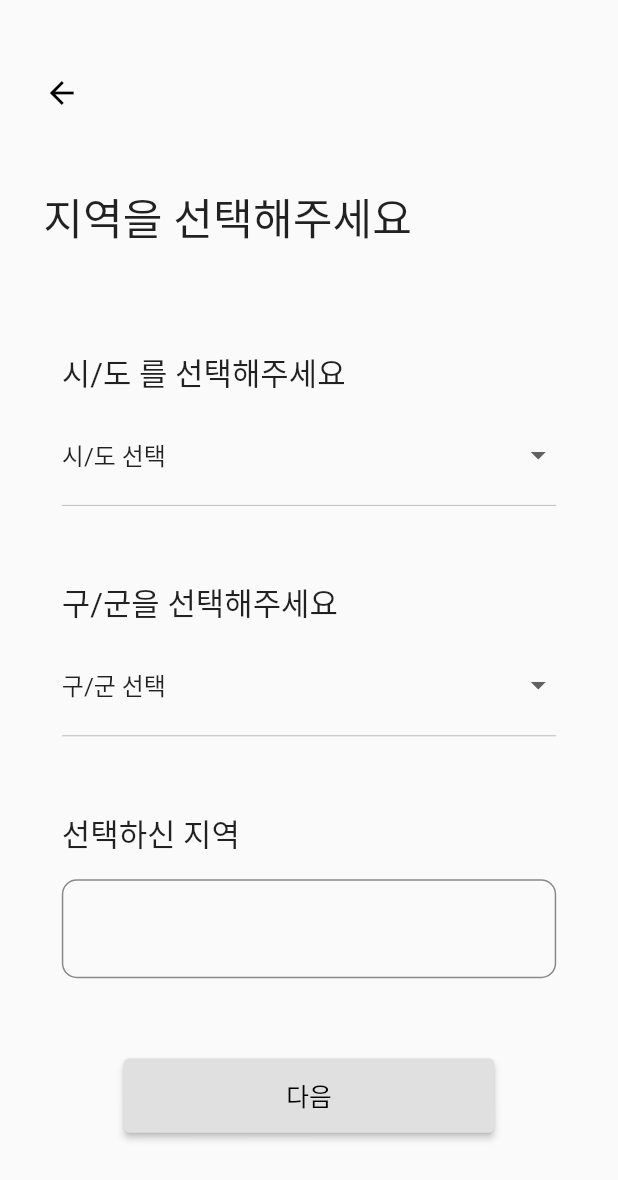
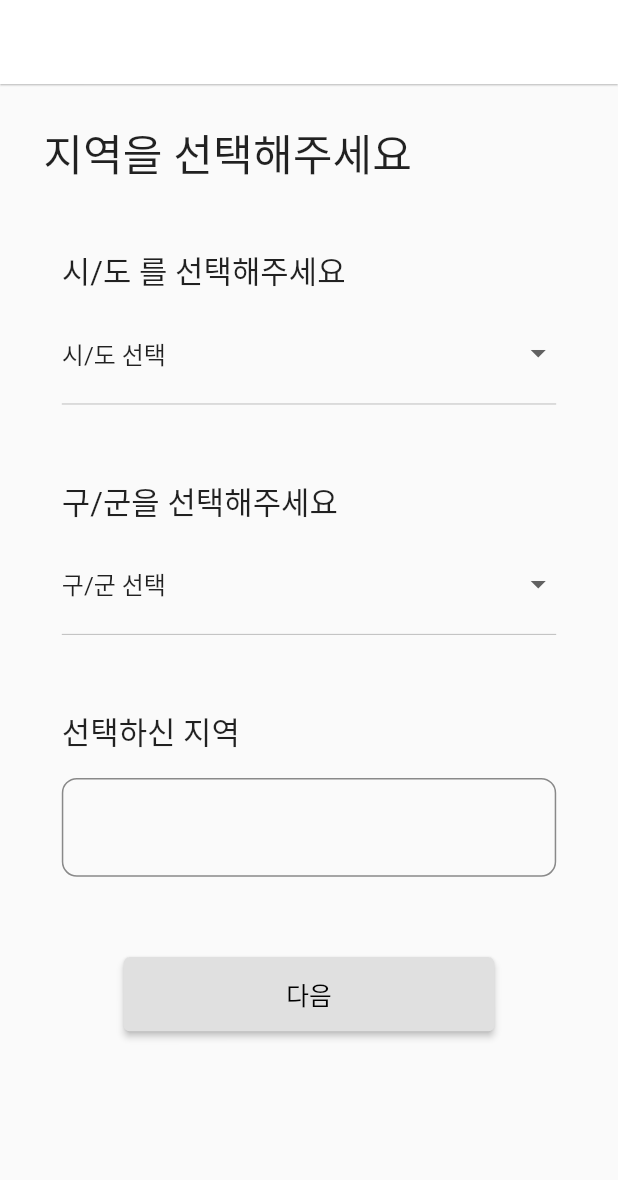
Before and after one commit to mqm00/HemingWay, a Flutter app: the getLocation screen opened directly, on a phone screen of 412 x 824 dp. Shown: the top 1180 px of the screen. Run offline on Flutter 3.47's test engine with Material 2 defaults, Android fonts, the phone set to English and light mode, and no system bars; our stand-ins replace cloud_firestore, csv, firebase_core, flutter_screenutil, flutter_spinkit, google_mobile_ads; accounts and stored records are empty; network calls fail.

Commit message:
메인 스크린

```diff
--- a/lib/screens/main_screen/choose_location.dart
+++ b/lib/screens/main_screen/choose_location.dart
@@ -4,7 +4,7 @@ import 'package:flutter/material.dart';
 import 'package:flutter/services.dart';
 import 'package:csv/csv.dart';
 import 'loading_screen.dart';
-
+import 'coding_detail.dart';
 
 class choose_location extends StatelessWidget {
 
@@ -13,8 +13,8 @@ class choose_location extends StatelessWidget {
   @override
   Widget build(BuildContext context) {
     // TODO: implement build
-    return MaterialApp(
-      home:
+    return Scaffold(
+     body:
         getLocation()
     );
   }
@@ -29,6 +29,7 @@ class getLocation extends StatefulWidget{
 }
 
 class _getLocation extends State<getLocation>{
+
 
   void _showAlert({String? title, String? message}) {
     showCupertinoDialog(context: context, builder: (context) {
@@ -126,26 +127,34 @@ class _getLocation extends State<getLocation>{
 
     return Scaffold(
 
+        appBar: AppBar(
+          iconTheme: IconThemeData(
+              color: Colors.black
+          ),
+          backgroundColor: Colors.white,
+          elevation: 0.5,
+        ),
+
         body: Column(
 
           children: [
-            Row(
-                mainAxisAlignment: MainAxisAlignment.start,
-                crossAxisAlignment: CrossAxisAlignment.start,
-              children:[
-            SizedBox(
-              width: width*0.2,
-              height: height*0.15,
-              child:
-              IconButton(
-                onPressed: () {
-                  Navigator.of(context, rootNavigator: true).pop(context);
-                },
-                icon: const Icon(Icons.arrow_back),color: Colors.black,),
-            )]),
+            // Row(
+            //     mainAxisAlignment: MainAxisAlignment.start,
+            //     crossAxisAlignment: CrossAxisAlignment.start,
+            //   children:[
+            // SizedBox(
+            //   width: width*0.2,
+            //   height: height*0.15,
+            //   child:
+            //   IconButton(
+            //     onPressed: () {
+            //       Navigator.of(context, rootNavigator: true).pop(context);
+            //     },
+            //     icon: const Icon(Icons.arrow_back),color: Colors.black,),
+            // )]),
         Row(
             children:
-            [Padding(padding: EdgeInsets.only(left:width*0.07),
+            [Padding(padding: EdgeInsets.only(left:width*0.07, top: height * 0.03),
               child: Text('지역을 선택해주세요',
                 style: TextStyle(fontSize: height*0.035),),
             )]),
@@ -155,7 +164,7 @@ class _getLocation extends State<getLocation>{
               crossAxisAlignment: CrossAxisAlignment.start,
 
               children: [
-                Padding(padding: EdgeInsets.only(top:height*0.08)),
+                Padding(padding: EdgeInsets.only(top:height*0.05)),
 
                 Text('시/도 를 선택해주세요',
                   style: TextStyle(fontSize: height*0.025),),
```
Also changed, not shown: lib/screens/main_screen/coding_detail.dart (+43 -18 lines), lib/screens/main_screen/loading_screen.dart (+12 -16 lines), lib/screens/main_screen/main_screen.dart (+37 -15 lines).
